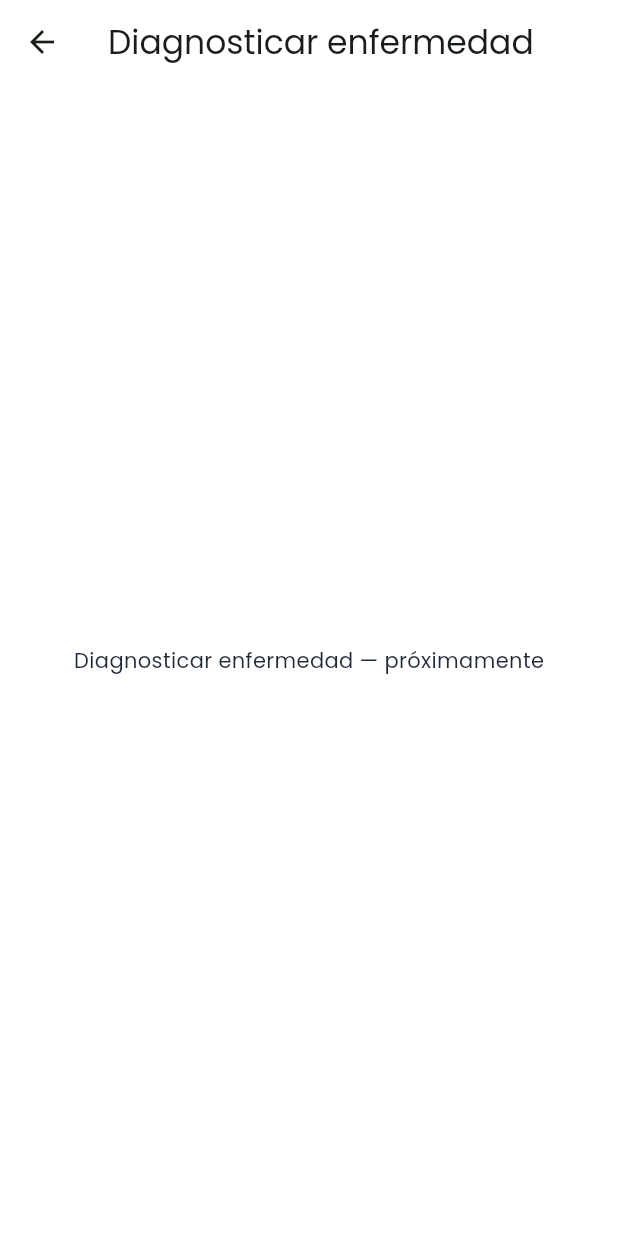
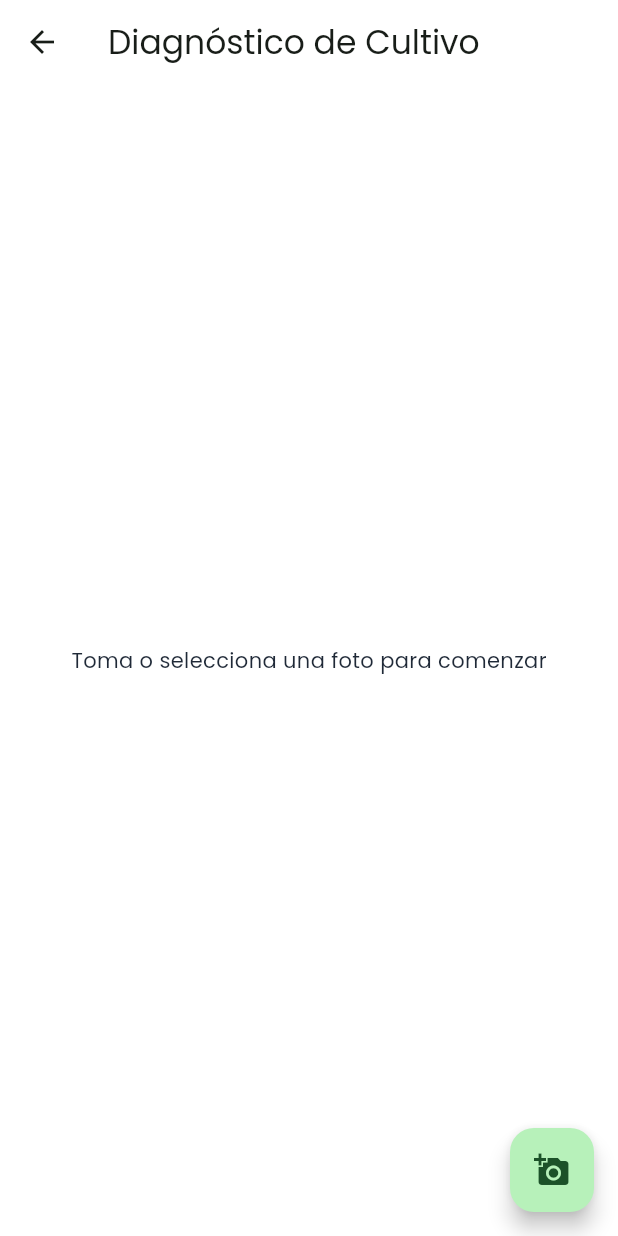
Before and after one commit to CaletOrtiz/front_cropguard, a Flutter app: the HomeScreen screen opened by its route, after a tap on "Diagnosticar enfermedad", on a phone screen of 412 x 824 dp. Run offline on Flutter 3.47's test engine with Material 3 defaults, Android fonts, the phone set to English and light mode, and no system bars; our stand-ins replace dio, equatable, flutter_bloc, go_router, google_fonts, image_picker.

Commit message:
feat(diagnosis): agregar captura de imagen con camera/gallery y arquitectura bloc

```diff
--- /dev/null
+++ b/cropguard/lib/features/crop_diagnosis/domain/entities/crop_diagnosis.dart
@@ -0,0 +1,31 @@
+import 'package:equatable/equatable.dart';
+
+class CropDiagnosis extends Equatable {
+  final String id;
+  final String user_id;
+  final String imageUrl;
+  final String diseaseName;
+  final double confidence;
+  final String geminiRecommendations;
+  final DateTime createdAt;
+
+  const CropDiagnosis({
+    required this.id,
+    required this.user_id,
+    required this.imageUrl,
+    required this.diseaseName,
+    required this.confidence,
+    required this.geminiRecommendations,
+    required this.createdAt,
+  });
+
+  @override
+  List<Object?> get props => [
+    id,
+    imageUrl,
+    diseaseName,
+    confidence,
+    geminiRecommendations,
+    createdAt,
+  ];
+}
--- /dev/null
+++ b/cropguard/lib/features/crop_diagnosis/domain/usecases/analyze_crop_image_usecase.dart
@@ -0,0 +1,22 @@
+import 'dart:io';
+
+import '../entities/crop_diagnosis.dart';
+import '../repositories/crop_diagnosis_repository.dart';
+
+class AnalyzeCropImageUsecase {
+  final CropDiagnosisRepository repository;
+
+  AnalyzeCropImageUsecase({required this.repository});
+
+  Future<CropDiagnosis> call({
+    required File imageFile,
+    required String userId,
+    String? prompt,
+  }) async {
+    return await repository.analyzeCropImage(
+      imageFile: imageFile,
+      userId: userId,
+      prompt: prompt,
+    );
+  }
+}
--- /dev/null
+++ b/cropguard/lib/features/crop_diagnosis/presentation/bloc/diagnosis_bloc.dart
@@ -0,0 +1,31 @@
+import 'package:flutter_bloc/flutter_bloc.dart';
+
+import '../../domain/usecases/analyze_crop_image_usecase.dart';
+import 'diagnosis_event.dart';
+import 'diagnosis_state.dart';
+
+class DiagnosisBloc extends Bloc<DiagnosisEvent, DiagnosisState> {
+  final AnalyzeCropImageUsecase analyzeCropImageUseCase;
+
+  DiagnosisBloc({required this.analyzeCropImageUseCase})
+    : super(DiagnosisInitialState()) {
+    on<AnalyzeImageSubmittedEvent>(_onAnalyzeImageSubmitted);
+  }
+
+  Future<void> _onAnalyzeImageSubmitted(
+    AnalyzeImageSubmittedEvent event,
+    Emitter<DiagnosisState> emit,
+  ) async {
+    emit(DiagnosisLoadingState());
+
+    try {
+      final result = await analyzeCropImageUseCase(
+        imageFile: event.imageFile,
+        userId: event.userId,
+      );
+      emit(DiagnosisSuccessState(result: result));
+    } catch (e) {
+      emit(DiagnosisErrorState(message: e.toString()));
+    }
+  }
+}
--- /dev/null
+++ b/cropguard/lib/features/crop_diagnosis/presentation/bloc/diagnosis_event.dart
@@ -0,0 +1,15 @@
+import 'dart:io';
+
+abstract class DiagnosisEvent {}
+
+class AnalyzeImageSubmittedEvent extends DiagnosisEvent {
+  final File imageFile;
+  final String userId;
+  final String? prompt;
+
+  AnalyzeImageSubmittedEvent({
+    required this.imageFile,
+    required this.userId,
+    this.prompt,
+  });
+}
--- /dev/null
+++ b/cropguard/lib/features/crop_diagnosis/presentation/bloc/diagnosis_state.dart
@@ -0,0 +1,19 @@
+import '../../domain/entities/crop_diagnosis.dart';
+
+abstract class DiagnosisState {}
+
+class DiagnosisInitialState extends DiagnosisState {}
+
+class DiagnosisLoadingState extends DiagnosisState {}
+
+class DiagnosisSuccessState extends DiagnosisState {
+  final CropDiagnosis result;
+
+  DiagnosisSuccessState({required this.result});
+}
+
+class DiagnosisErrorState extends DiagnosisState {
+  final String message;
+
+  DiagnosisErrorState({required this.message});
+}
--- /dev/null
+++ b/cropguard/lib/features/crop_diagnosis/presentation/screen/diagnosis_screen.dart
@@ -0,0 +1,148 @@
+import 'dart:io';
+
+import 'package:flutter/material.dart';
+import 'package:flutter_bloc/flutter_bloc.dart';
+
+import '../../../../core/utils/image_picker_service.dart';
+import '../bloc/diagnosis_bloc.dart';
+import '../bloc/diagnosis_event.dart';
+import '../bloc/diagnosis_state.dart';
+
+class DiagnosisScreen extends StatelessWidget {
+  final String userId;
+
+  const DiagnosisScreen({super.key, required this.userId});
+
+  void _showImageSourceModal(BuildContext context) {
+    final imagePickerService = ImagePickerService();
+
+    showModalBottomSheet(
+      context: context,
+      shape: const RoundedRectangleBorder(
+        borderRadius: BorderRadius.vertical(top: Radius.circular(16)),
+      ),
+      builder: (bottomSheetContext) {
+        return SafeArea(
+          child: Padding(
+            padding: const EdgeInsets.symmetric(vertical: 16.0),
+            child: Wrap(
+              children: [
+                ListTile(
+                  leading: const Icon(Icons.photo_camera, color: Colors.green),
+                  title: const Text('Tomar foto con la cámara'),
+                  onTap: () async {
+                    Navigator.pop(bottomSheetContext);
+                    final File? image = await imagePickerService
+                        .pickImageFromCamera();
+
+                    if (image != null && context.mounted) {
+                      context.read<DiagnosisBloc>().add(
+                        AnalyzeImageSubmittedEvent(
+                          imageFile: image,
+                          userId: userId,
+                        ),
+                      );
+                    }
+                  },
+                ),
+                ListTile(
+                  leading: const Icon(Icons.photo_library, color: Colors.green),
+                  title: const Text('Seleccionar de la galería'),
+                  onTap: () async {
+                    Navigator.pop(bottomSheetContext);
+                    final File? image = await imagePickerService
+                        .pickImageFromGallery();
+
+                    if (image != null && context.mounted) {
+                      context.read<DiagnosisBloc>().add(
+                        AnalyzeImageSubmittedEvent(
+                          imageFile: image,
+                          userId: userId,
+                        ),
+                      );
+                    }
+                  },
+                ),
+              ],
+            ),
+          ),
+        );
+      },
+    );
+  }
+
+  @override
+  Widget build(BuildContext context) {
+    return Scaffold(
+      appBar: AppBar(title: const Text('Diagnóstico de Cultivo')),
+      body: Center(
+        child: BlocBuilder<DiagnosisBloc, DiagnosisState>(
+          builder: (context, state) {
+            if (state is DiagnosisLoadingState) {
+              return const Column(
+                mainAxisAlignment: MainAxisAlignment.center,
+                children: [
+                  CircularProgressIndicator(),
+                  SizedBox(height: 16),
+                  Text('Analizando imagen con IA...'),
+                ],
+              );
+            } else if (state is DiagnosisSuccessState) {
+              return Padding(
+                padding: const EdgeInsets.all(16.0),
+                child: SingleChildScrollView(
+                  child: Column(
+                    mainAxisAlignment: MainAxisAlignment.center,
+                    crossAxisAlignment: CrossAxisAlignment.start,
+                    children: [
+                      Text(
+                        'Enfermedad: ${state.result.diseaseName}',
+                        style: const TextStyle(
+                          fontSize: 20,
+                          fontWeight: FontWeight.bold,
+                        ),
+                      ),
+                      const SizedBox(height: 8),
+                      Text(
+                        'Confianza: ${(state.result.confidence * 100).toStringAsFixed(1)}%',
+                        style: const TextStyle(
+                          fontSize: 16,
+                          color: Colors.grey,
+                        ),
+                      ),
+                      const SizedBox(height: 20),
+                      const Text(
+                        'Recomendaciones de Gemini:',
+                        style: TextStyle(
+                          fontWeight: FontWeight.bold,
+                          fontSize: 16,
+                        ),
+                      ),
+                      const SizedBox(height: 8),
+                      Text(state.result.geminiRecommendations),
+                    ],
+                  ),
+                ),
+              );
+            } else if (state is DiagnosisErrorState) {
+              return Padding(
+                padding: const EdgeInsets.all(16.0),
+                child: Text(
+                  'Error: ${state.message}',
+                  style: const TextStyle(color: Colors.red, fontSize: 16),
+                  textAlign: TextAlign.center,
+                ),
+              );
+            }
+
+            return const Text('Toma o selecciona una foto para comenzar');
+          },
+        ),
+      ),
+      floatingActionButton: FloatingActionButton(
+        onPressed: () => _showImageSourceModal(context),
+        child: const Icon(Icons.add_a_photo),
+      ),
+    );
+  }
+}
--- a/cropguard/lib/navigation/app_router.dart
+++ b/cropguard/lib/navigation/app_router.dart
@@ -1,3 +1,5 @@
+import 'package:dio/dio.dart';
+import 'package:flutter_bloc/flutter_bloc.dart';
 import 'package:go_router/go_router.dart';
 import 'package:cropguard/navigation/app_routes.dart';
 import 'package:cropguard/presentation/common/placeholder_screen.dart';
@@ -7,9 +9,25 @@
 import 'package:cropguard/presentation/screens/home/home_screen.dart';
 import 'package:cropguard/presentation/screens/shell/main_shell.dart';
 
+import '../features/crop_diagnosis/data/repositories/crop_diagnosis_repository_impl.dart';
+import '../features/crop_diagnosis/domain/usecases/analyze_crop_image_usecase.dart';
+import '../features/crop_diagnosis/presentation/bloc/diagnosis_bloc.dart';
+import '../features/crop_diagnosis/presentation/screen/diagnosis_screen.dart';
+
 class AppRouter {
   AppRouter._();
+  // Creamos la instancia con la 'c' minúscula exactamente como la llamaste en tu clase:
+  static final Dio _dioClient = Dio(
+    BaseOptions(baseUrl: 'https://tu-backend-api.com'),
+  );
 
+  // 2. Instancia del Repositorio (debes importar crop_diagnosis_repository_impl.dart)
+  static final CropDiagnosisRepositoryImpl _diagnosisRepository =
+      CropDiagnosisRepositoryImpl(dioClient: _dioClient);
+
+  // 3. Instancia del Caso de Uso (AQUÍ USAS LA VARIABLE DECLARADA ARRIBA)
+  static final AnalyzeCropImageUsecase _analyzeCropImageUsecase =
+      AnalyzeCropImageUsecase(repository: _diagnosisRepository);
   static final GoRouter router = GoRouter(
     initialLocation: AppRoutes.splash,
     routes: [
@@ -71,9 +89,19 @@
 
       // Fuera de la barra inferior (a pantalla completa)
       GoRoute(
-        path: AppRoutes.diagnose,
-        builder: (context, state) =>
-            const PlaceholderScreen(title: 'Diagnosticar enfermedad'),
+        path: AppRoutes.diagnose, // Corresponde al string '/diagnose'
+        builder: (context, state) {
+          // Si pasaste el userId mediante context.push(AppRoutes.diagnose, extra: userId)
+          final userId = state.extra as String? ?? 'id_usuario_default';
+
+          return BlocProvider(
+            create: (context) => DiagnosisBloc(
+              analyzeCropImageUseCase:
+                  _analyzeCropImageUsecase, // Tu instancia de UseCase
+            ),
+            child: DiagnosisScreen(userId: userId),
+          );
+        },
       ),
       GoRoute(
         path: AppRoutes.recommendations,
```
Also changed, not shown: cropguard/lib/core/utils/image_picker_service.dart (added, +31 -0 lines), cropguard/lib/features/crop_diagnosis/data/model/crop_diagnosis_model.dart (added, +39 -0 lines), cropguard/lib/features/crop_diagnosis/data/repositories/crop_diagnosis_repository_impl.dart (added, +67 -0 lines), cropguard/lib/features/crop_diagnosis/domain/repositories/crop_diagnosis_repository.dart (added, +13 -0 lines), cropguard/pubspec.yaml (+5 -2 lines), cropguard/pubspec.lock, 6 other files.
